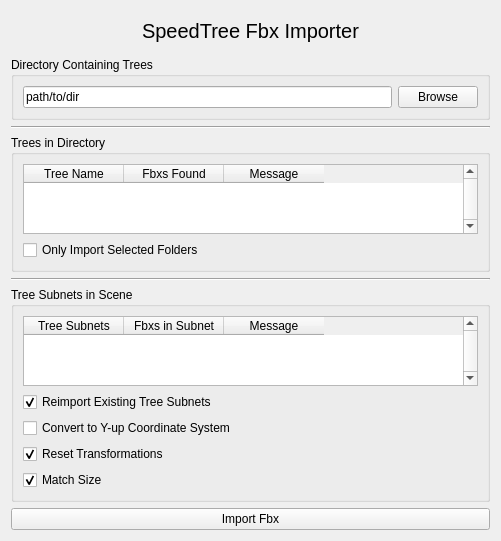
danieltslee/SpeedTreeFbxImporter, file SpeedTreeAssetGenerator/SpeedTreeImportFbxUI.ui: the form before one commit.
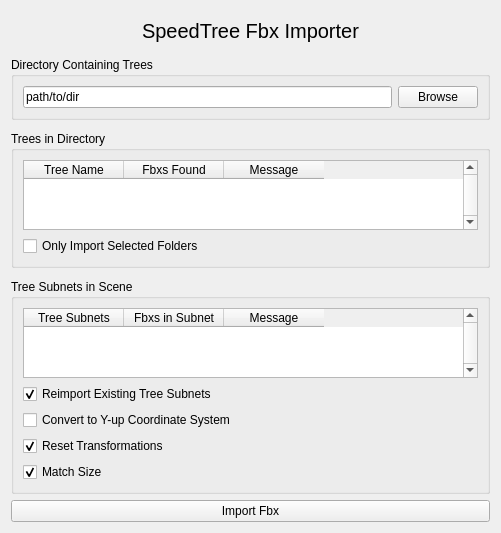
The form after the commit.

Commit message: Finished SpeedTree Import FBX UI tables need to auto update need to add all tool tips

```diff
--- a/SpeedTreeAssetGenerator/SpeedTreeImportFbxUI.ui
+++ b/SpeedTreeAssetGenerator/SpeedTreeImportFbxUI.ui
@@ -7,7 +7,7 @@
     <x>0</x>
     <y>0</y>
     <width>501</width>
-    <height>536</height>
+    <height>506</height>
    </rect>
   </property>
   <property name="windowTitle">
@@ -65,11 +65,20 @@
     </widget>
    </item>
    <item>
-    <widget class="Line" name="line">
+    <spacer name="verticalSpacer_2">
      <property name="orientation">
-      <enum>Qt::Horizontal</enum>
+      <enum>Qt::Vertical</enum>
      </property>
-    </widget>
+     <property name="sizeType">
+      <enum>QSizePolicy::Fixed</enum>
+     </property>
+     <property name="sizeHint" stdset="0">
+      <size>
+       <width>20</width>
+       <height>5</height>
+      </size>
+     </property>
+    </spacer>
    </item>
    <item>
     <widget class="QGroupBox" name="groupBox">
@@ -128,11 +137,20 @@
     </widget>
    </item>
    <item>
-    <widget class="Line" name="line_2">
+    <spacer name="verticalSpacer">
      <property name="orientation">
-      <enum>Qt::Horizontal</enum>
+      <enum>Qt::Vertical</enum>
      </property>
-    </widget>
+     <property name="sizeType">
+      <enum>QSizePolicy::Fixed</enum>
+     </property>
+     <property name="sizeHint" stdset="0">
+      <size>
+       <width>20</width>
+       <height>5</height>
+      </size>
+     </property>
+    </spacer>
    </item>
    <item>
     <widget class="QGroupBox" name="groupBox_3">
```
The commit also changes 2 other files.
